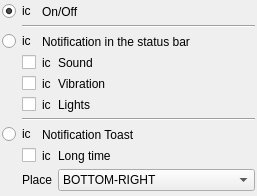
The window that src/plugins/notifications/notifywidgetmobile.ui (xnamed/vacuum-im) describes before a commit, drawn with Qt 5.
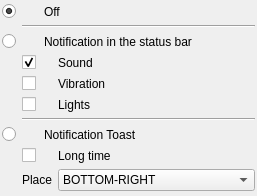
The same window after the commit.

What changed in the file:
```diff
--- a/src/plugins/notifications/notifywidgetmobile.ui
+++ b/src/plugins/notifications/notifywidgetmobile.ui
@@ -43,7 +43,7 @@
         </sizepolicy>
        </property>
        <property name="text">
-        <string>ic</string>
+        <string/>
        </property>
       </widget>
      </item>
@@ -82,7 +82,7 @@
         </sizepolicy>
        </property>
        <property name="text">
-        <string>ic</string>
+        <string/>
        </property>
       </widget>
      </item>
@@ -179,7 +179,7 @@
         </sizepolicy>
        </property>
        <property name="text">
-        <string>ic</string>
+        <string/>
        </property>
       </widget>
      </item>
@@ -221,6 +221,9 @@
        <property name="text">
         <string/>
        </property>
+       <property name="checked">
+        <bool>true</bool>
+       </property>
       </widget>
      </item>
      <item row="2" column="2" colspan="2">
@@ -248,7 +251,7 @@
         </sizepolicy>
        </property>
        <property name="text">
-        <string>ic</string>
+        <string/>
        </property>
       </widget>
      </item>
@@ -303,7 +306,7 @@
         </sizepolicy>
        </property>
        <property name="text">
-        <string>ic</string>
+        <string/>
        </property>
       </widget>
      </item>
@@ -329,7 +332,7 @@
         </sizepolicy>
        </property>
        <property name="text">
-        <string>ic</string>
+        <string/>
        </property>
       </widget>
      </item>
@@ -358,7 +361,7 @@
         </sizepolicy>
        </property>
        <property name="text">
-        <string>On/Off</string>
+        <string>Off</string>
        </property>
        <property name="wordWrap">
         <bool>true</bool>
@@ -374,7 +377,7 @@
         </sizepolicy>
        </property>
        <property name="text">
-        <string>ic</string>
+        <string/>
        </property>
       </widget>
      </item>
```
